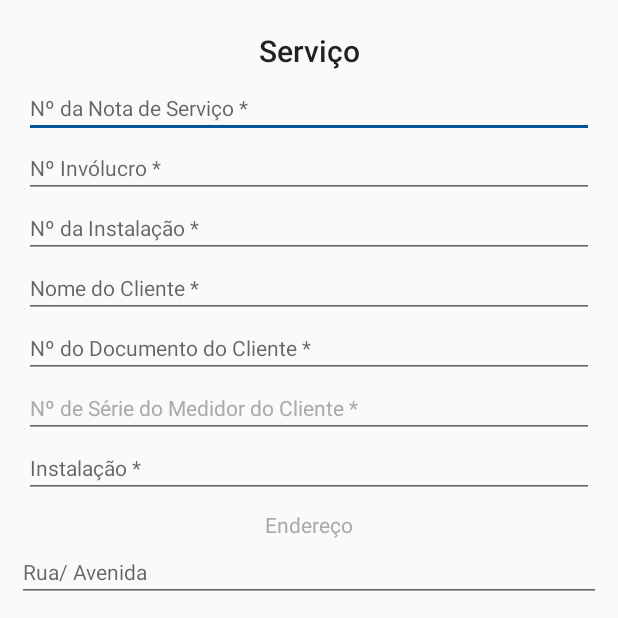
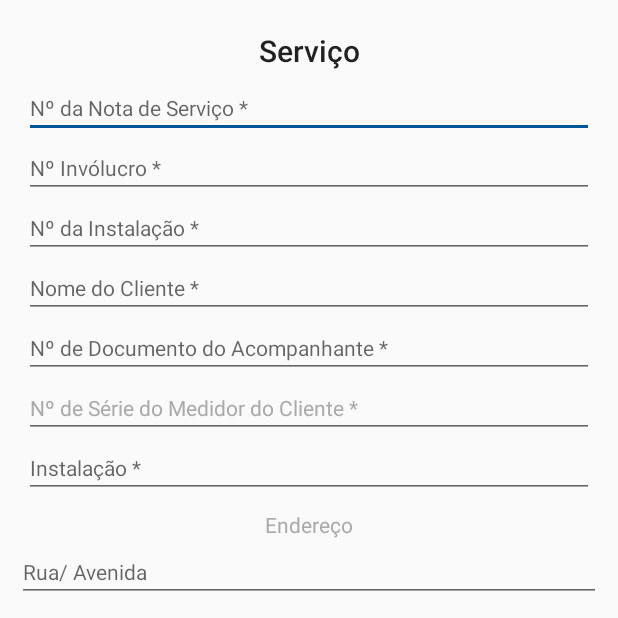
Before and after one commit to loraineduarte/ProjetoBalancaDePrecisao, an Android app: the ServicoActivity screen opened directly, with no data from a screen before it, on a phone screen of 412 x 824 dp, the top half of it. Run offline under Robolectric (Android 15) with nearby library versions, the phone set to English and light mode, and no system bars; libraries missing offline, so code that uses them is left out: com.orhanobut.hawk; 2 statements that could not run were skipped.

Commit message:
Ajustes no App - Mudar "Documento do Cliente" para "Documento do Acompanhante"

```diff
--- a/app/src/main/res/layout/activity_servico.xml
+++ b/app/src/main/res/layout/activity_servico.xml
@@ -76,7 +76,7 @@
         android:layout_marginEnd="16dp"
         android:layout_marginStart="16dp"
         android:ems="10"
-        android:hint="@string/n_do_documento_do_cliente"
+        android:hint="Nº de Documento do Acompanhante *"
         android:inputType="textPersonName"
         android:singleLine="true"
         android:textAppearance="@style/TextAppearance.AppCompat.Small"
```
